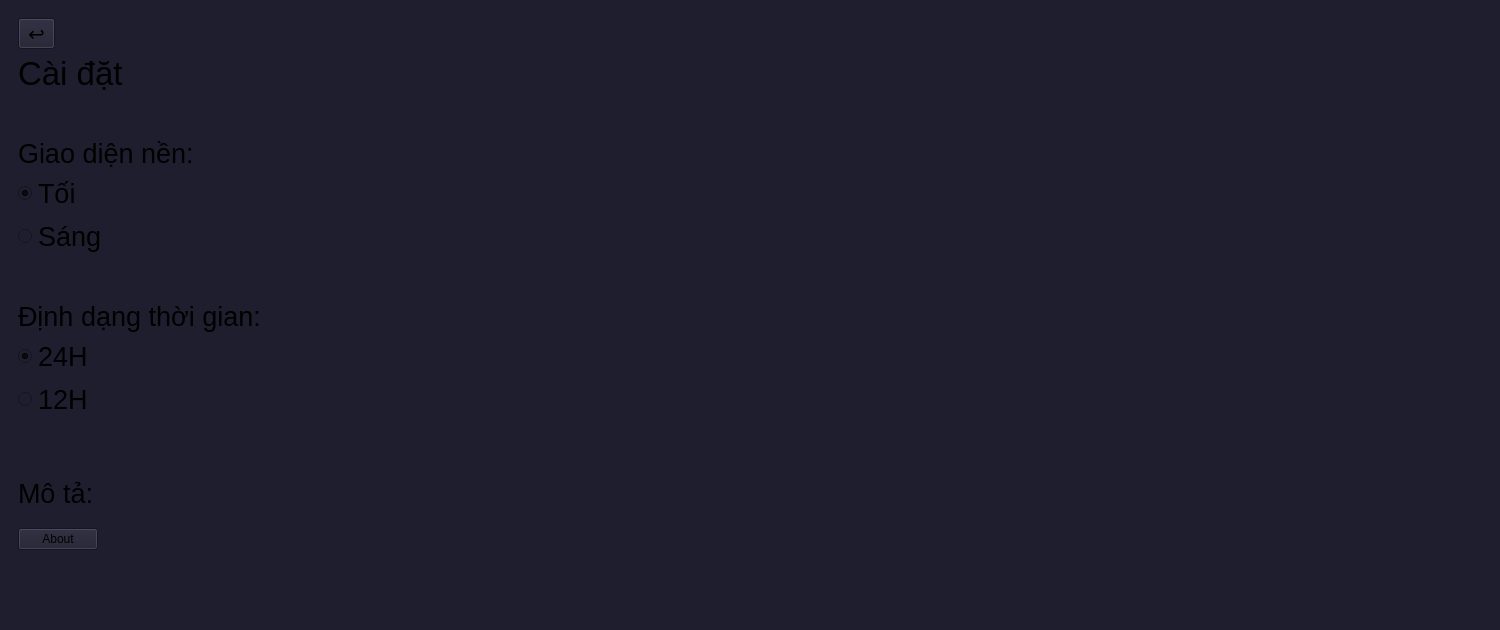
Qt form mainwindow.ui (giabao070804/Qt-Weather-UI) before a commit.
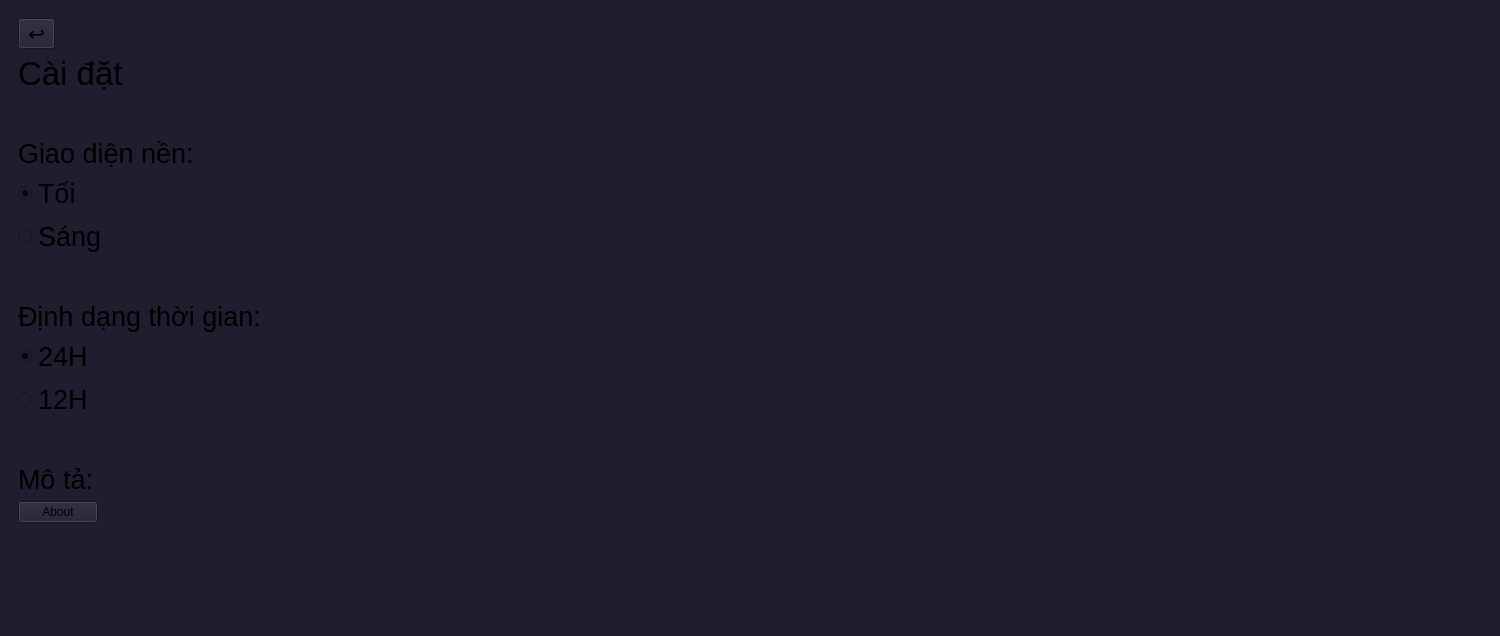
The same form after that commit. The open tabs and pages were chosen to show the change. Icons and pictures are not drawn.

Commit message: sửa lỗi khi port lên win 2

Diff of the .ui file:
```diff
--- a/mainwindow.ui
+++ b/mainwindow.ui
@@ -10,7 +10,7 @@
     <x>0</x>
     <y>0</y>
     <width>1500</width>
-    <height>630</height>
+    <height>636</height>
    </rect>
   </property>
   <property name="font">
@@ -564,7 +564,7 @@
              <enum>Qt::Vertical</enum>
             </property>
             <property name="sizeType">
-             <enum>QSizePolicy::Fixed</enum>
+             <enum>QSizePolicy::MinimumExpanding</enum>
             </property>
             <property name="sizeHint" stdset="0">
              <size>
```
Left out of the diff: 2 changed lines with no effect on the pictures. The commit also changes 1 other file.
